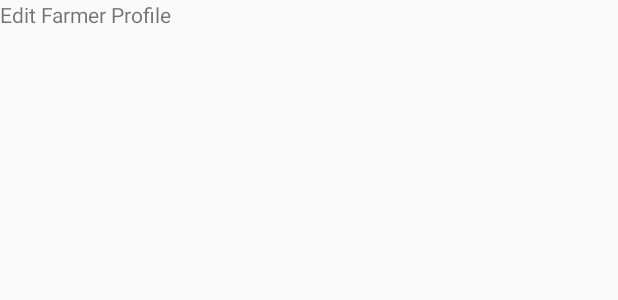
After one commit to martmichals/FableApplicationV2, an Android app: the layout activity_farmer_edit_profile.xml on its own in the app's theme, with its tools: preview values and no code run, on a phone screen of 412 x 824 dp. The commit adds this screen. Shown: the top 300 px of the screen. Run offline under Robolectric (Android 15) with nearby library versions, the phone set to English and light mode, and no system bars.

Commit message:
New commit (4/25)

```diff
--- a/app/build.gradle
+++ b/app/build.gradle
@@ -22,7 +22,7 @@ android {
 dependencies {
     implementation fileTree(dir: 'libs', include: ['*.jar'])
     implementation 'com.android.support:appcompat-v7:28.0.0'
-    implementation 'com.android.support:cardview-v7:27.1.1'
+    implementation 'com.android.support:cardview-v7:28.0.0'
     implementation 'com.android.support.constraint:constraint-layout:1.1.3'
     implementation 'com.android.support:multidex:1.0.3'
     testImplementation 'junit:junit:4.12'
--- a/app/src/main/java/com/example/fableapplicationv2/MainActivity.java
+++ b/app/src/main/java/com/example/fableapplicationv2/MainActivity.java
@@ -15,7 +15,6 @@ import android.view.View;
 import android.widget.ImageView;
 import android.widget.LinearLayout;
 import android.widget.RelativeLayout;
-import android.widget.LinearLayout.LayoutParams;
 import android.support.v7.widget.CardView;
 import android.widget.SearchView;
 import android.widget.TextView;
--- /dev/null
+++ b/app/src/main/res/layout/activity_farmer_edit_profile.xml
@@ -0,0 +1,25 @@
+<?xml version="1.0" encoding="utf-8"?>
+<LinearLayout xmlns:android="http://schemas.android.com/apk/res/android"
+    xmlns:tools="http://schemas.android.com/tools"
+    android:layout_width="match_parent"
+    android:layout_height="match_parent"
+    android:orientation="vertical"
+    tools:context=".FarmerEditProfileActivity">
+
+    <TextView
+        android:layout_width="fill_parent"
+        android:layout_height="wrap_content"
+        android:text="Edit Farmer Profile" />
+
+    <ImageView
+        android:id="@+id/idFarmerProfileImage"
+        android:layout_gravity="center"
+        android:layout_width="wrap_content"
+        android:layout_height="wrap_content" />
+
+    <TextView
+        android:id="@+id/targeturi"
+        android:layout_width="fill_parent"
+        android:layout_height="wrap_content" />
+
+</LinearLayout>
```
Also changed, not shown: app/src/main/AndroidManifest.xml (+18 -8 lines), app/src/main/java/com/example/fableapplicationv2/FarmerEditProfileActivity.java (added, +13 -0 lines).
